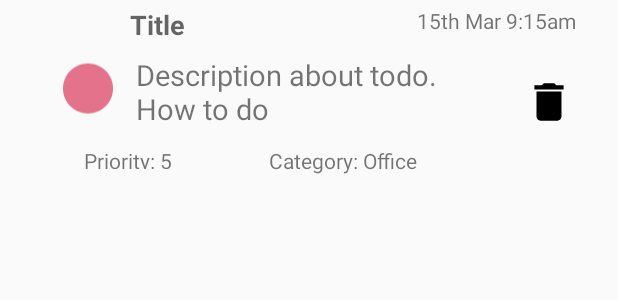
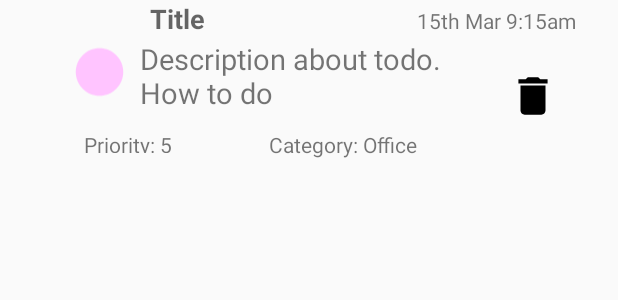
Before and after one commit to Pronoy999/TODOApplication, an Android app: the layout todo_item.xml on its own in the app's theme, with its tools: preview values and no code run, on a phone screen of 412 x 824 dp. Shown: the top 300 px of the screen. Run offline under Robolectric (Android 15) with nearby library versions, the phone set to English and light mode, and no system bars.

Commit message:
Minor Bug fixes.

```diff
--- a/app/src/main/java/com/pronoy/mukhe/todoapplication/Adapters/TodoAdapter.java
+++ b/app/src/main/java/com/pronoy/mukhe/todoapplication/Adapters/TodoAdapter.java
@@ -64,8 +64,10 @@ public class TodoAdapter extends ArrayAdapter {
             String parts[]=date.split(":");
             String newDate=parts[0]+":"+parts[1];
             _time.setText(newDate);
-            _priority.setText(String.valueOf(todo.getPriority()));
-            _category.setText(todo.getCategory());
+            String temp="Priority: "+todo.getPriority();
+            _priority.setText(String.valueOf(temp));
+            temp="Category: "+todo.getCategory();
+            _category.setText(temp);
             _deleteButton.setOnClickListener(new View.OnClickListener() {
                 @Override
                 public void onClick(View view) {
@@ -85,6 +87,7 @@ public class TodoAdapter extends ArrayAdapter {
                     todoList.remove(todo);
                     Constants.databaseController.deleteTodoById(todo.getId());
                     notifyDataSetChanged();
+                    Messages.snackbar(view,todo.getTitle()+" completed.","");
                 }
             });
         }
--- a/app/src/main/res/drawable/circle.xml
+++ b/app/src/main/res/drawable/circle.xml
@@ -2,5 +2,5 @@
     android:viewportWidth="24.0"
     android:width="50dp"
     xmlns:android="http://schemas.android.com/apk/res/android">
-    <path android:fillColor="#e4728a" android:pathData="M12,2C6.48,2 2,6.48 2,12s4.48,10 10,10 10,-4.48 10,-10S17.52,2 12,2z"/>
+    <path android:fillColor="@color/red_shade" android:pathData="M12,2C6.48,2 2,6.48 2,12s4.48,10 10,10 10,-4.48 10,-10S17.52,2 12,2z"/>
 </vector>
--- a/app/src/main/res/layout/todo_item.xml
+++ b/app/src/main/res/layout/todo_item.xml
@@ -8,23 +8,22 @@
 
     <android.support.v7.widget.AppCompatImageView
         android:id="@+id/circleTodo"
-        android:layout_width="40dp"
-        android:layout_height="46dp"
+        android:layout_width="38dp"
+        android:layout_height="48dp"
         android:layout_marginEnd="8dp"
         android:layout_marginStart="10dp"
-        android:layout_marginTop="36dp"
+        android:layout_marginTop="24dp"
         android:src="@drawable/circle"
         app:layout_constraintEnd_toStartOf="@+id/todoTitle"
-        app:layout_constraintHorizontal_bias="1.0"
+        app:layout_constraintHorizontal_bias="0.85"
         app:layout_constraintStart_toStartOf="parent"
         app:layout_constraintTop_toTopOf="parent" />
 
     <android.support.v7.widget.AppCompatTextView
         android:id="@+id/todoTitle"
-        android:layout_width="171dp"
-        android:layout_height="wrap_content"
-        android:layout_marginEnd="20dp"
-        android:layout_marginTop="4dp"
+        android:layout_width="166dp"
+        android:layout_height="26dp"
+        android:layout_marginEnd="12dp"
         android:textAppearance="?android:attr/textAppearanceMedium"
         android:textStyle="bold"
         app:layout_constraintEnd_toStartOf="@+id/todoDateTime"
@@ -46,8 +45,7 @@
         android:id="@+id/todoDesc"
         android:layout_width="229dp"
         android:layout_height="wrap_content"
-        android:layout_marginStart="12dp"
-        android:layout_marginTop="8dp"
+        android:layout_marginStart="8dp"
         android:textSize="19sp"
         app:layout_constraintStart_toEndOf="@+id/circleTodo"
         app:layout_constraintTop_toBottomOf="@+id/todoTitle"
@@ -59,9 +57,10 @@
         android:layout_height="33dp"
         android:layout_marginEnd="8dp"
         android:layout_marginStart="8dp"
-        android:layout_marginTop="28dp"
+        android:layout_marginTop="24dp"
         android:src="@drawable/action_delete"
         app:layout_constraintEnd_toEndOf="parent"
+        app:layout_constraintHorizontal_bias="0.166"
         app:layout_constraintStart_toEndOf="@+id/todoDesc"
         app:layout_constraintTop_toBottomOf="@+id/todoDateTime" />
 
```
